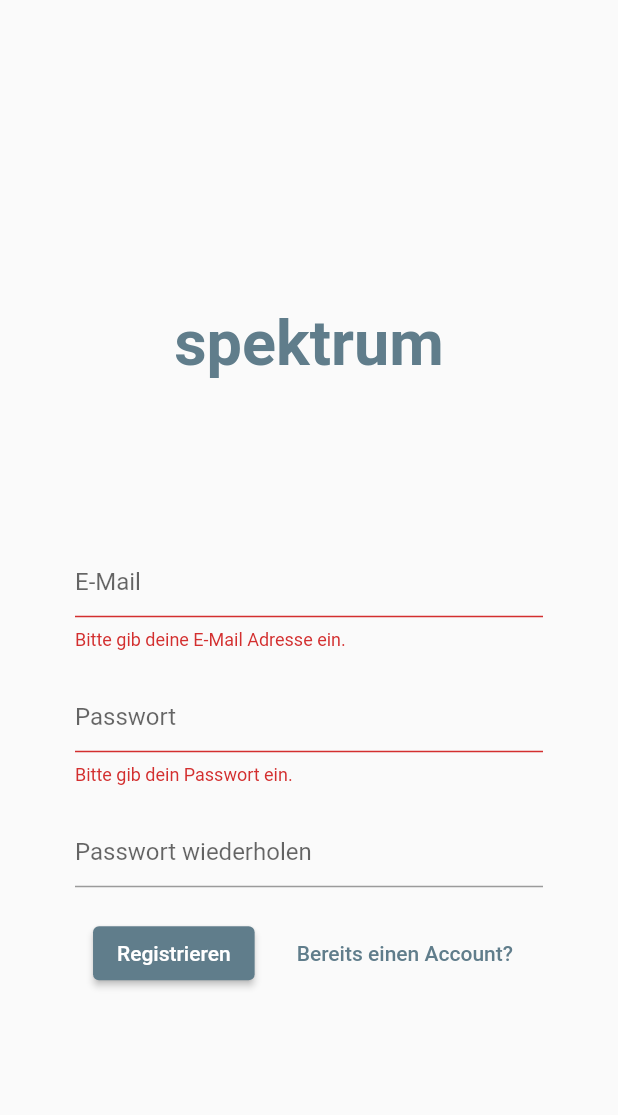
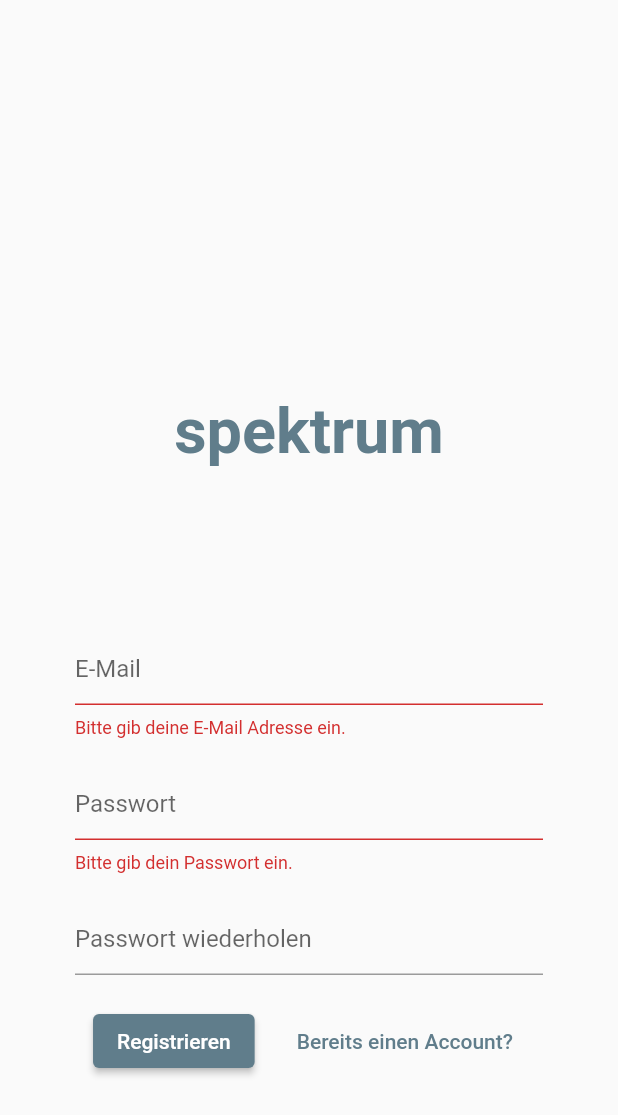
Before and after one commit to bjin96/spektrum, a Flutter app: the screen it shows after launch, after a tap on "Anmelden", after a tap on "Noch keinen Account?", on a phone screen of 412 x 824 dp. Shown: the top 1115 px of the screen. Run offline on Flutter 3.47's test engine with Material 2 defaults, Android fonts, the phone set to English and light mode, and no system bars; our stand-ins replace firebase_auth, firebase_core; missing offline and left inert: postgres; accounts and stored records are empty.

Commit message:
Make spektrum position fix

```diff
--- a/lib/authentication.dart
+++ b/lib/authentication.dart
@@ -79,8 +79,8 @@ class _AuthenticationPageState extends State<AuthenticationPage> {
       body: Center(
         child: Form(
           key: _formKey,
-          child: Column(
-            mainAxisAlignment: MainAxisAlignment.center,
+          child: GridView.count(
+            crossAxisCount: 1,
             children: [
               Container(
                 padding: EdgeInsets.only(
@@ -92,7 +92,11 @@ class _AuthenticationPageState extends State<AuthenticationPage> {
                   textScaleFactor: 3,
                   style: TextStyle(fontWeight: FontWeight.bold, color: Colors.blueGrey),
                 ),
+                alignment: Alignment.bottomCenter,
               ),
+              Column(
+                mainAxisAlignment: MainAxisAlignment.start,
+                children: [
                   Container(
                     padding: EdgeInsets.only(top: 10, left: 50, right: 50, bottom: 10),
                     child: TextFormField(
@@ -201,6 +205,8 @@ class _AuthenticationPageState extends State<AuthenticationPage> {
                   ),
                 ],
               ),
+            ],
+          ),
         ),
       ),
     );
```
Lines whose indentation alone changed are shown as unchanged.
